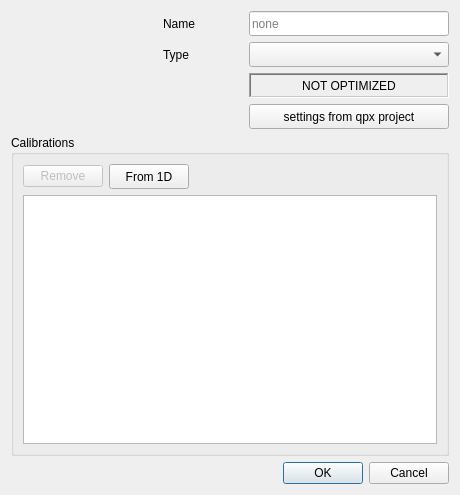
usnistgov/qpx-gamma, file forms/dialog_detector.ui: the form before one commit.
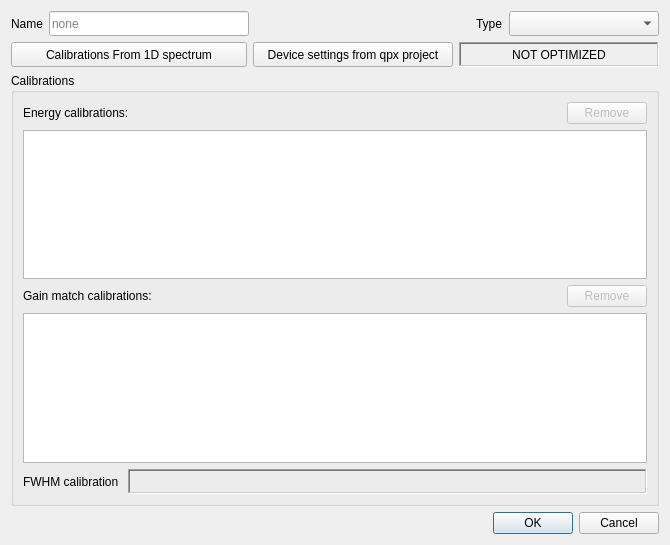
The form after the commit. Icons and pictures are not drawn.

Commit message: various fixes to spectrum analysis and gui

The edit to the form file:
```diff
--- a/forms/dialog_detector.ui
+++ b/forms/dialog_detector.ui
@@ -9,8 +9,8 @@
    <rect>
     <x>0</x>
     <y>0</y>
-    <width>460</width>
-    <height>495</height>
+    <width>670</width>
+    <height>545</height>
    </rect>
   </property>
   <property name="windowTitle">
@@ -26,30 +26,23 @@
   <layout class="QGridLayout" name="gridLayout_2">
    <item row="0" column="0">
     <layout class="QHBoxLayout" name="horizontalLayout">
-     <item>
-      <spacer name="horizontalSpacer_3">
-       <property name="orientation">
-        <enum>Qt::Horizontal</enum>
-       </property>
-       <property name="sizeHint" stdset="0">
-        <size>
-         <width>40</width>
-         <height>20</height>
-        </size>
-       </property>
-      </spacer>
-     </item>
      <item>
       <widget class="QLabel" name="label">
+       <property name="sizePolicy">
+        <sizepolicy hsizetype="Maximum" vsizetype="Preferred">
+         <horstretch>0</horstretch>
+         <verstretch>0</verstretch>
+        </sizepolicy>
+       </property>
        <property name="minimumSize">
         <size>
-         <width>80</width>
+         <width>0</width>
          <height>25</height>
         </size>
        </property>
        <property name="maximumSize">
         <size>
-         <width>80</width>
+         <width>16777215</width>
          <height>25</height>
         </size>
        </property>
@@ -86,15 +79,14 @@
        </property>
       </widget>
      </item>
-    </layout>
-   </item>
-   <item row="1" column="0">
-    <layout class="QHBoxLayout" name="horizontalLayout_2">
      <item>
-      <spacer name="horizontalSpacer_4">
+      <spacer name="horizontalSpacer_3">
        <property name="orientation">
         <enum>Qt::Horizontal</enum>
        </property>
+       <property name="sizeType">
+        <enum>QSizePolicy::MinimumExpanding</enum>
+       </property>
        <property name="sizeHint" stdset="0">
         <size>
          <width>40</width>
@@ -105,15 +97,21 @@
      </item>
      <item>
       <widget class="QLabel" name="label_2">
+       <property name="sizePolicy">
+        <sizepolicy hsizetype="Maximum" vsizetype="Preferred">
+         <horstretch>0</horstretch>
+         <verstretch>0</verstretch>
+        </sizepolicy>
+       </property>
        <property name="minimumSize">
         <size>
-         <width>80</width>
+         <width>0</width>
          <height>25</height>
         </size>
        </property>
        <property name="maximumSize">
         <size>
-         <width>80</width>
+         <width>16777215</width>
          <height>25</height>
         </size>
        </property>
@@ -126,13 +124,13 @@
       <widget class="QComboBox" name="comboType">
        <property name="minimumSize">
         <size>
-         <width>200</width>
+         <width>150</width>
          <height>25</height>
         </size>
        </property>
        <property name="maximumSize">
         <size>
-         <width>200</width>
+         <width>150</width>
          <height>25</height>
         </size>
        </property>
@@ -140,20 +138,45 @@
      </item>
     </layout>
    </item>
-   <item row="2" column="0">
+   <item row="1" column="0">
     <layout class="QHBoxLayout" name="horizontalLayout_3">
      <item>
-      <spacer name="horizontalSpacer">
-       <property name="orientation">
-        <enum>Qt::Horizontal</enum>
+      <widget class="QPushButton" name="pushRead1D">
+       <property name="minimumSize">
+        <size>
+         <width>80</width>
+         <height>25</height>
+        </size>
        </property>
-       <property name="sizeHint" stdset="0">
+       <property name="maximumSize">
         <size>
-         <width>40</width>
-         <height>20</height>
+         <width>16777215</width>
+         <height>25</height>
         </size>
        </property>
-      </spacer>
+       <property name="text">
+        <string>Calibrations From 1D spectrum</string>
+       </property>
+      </widget>
+     </item>
+     <item>
+      <widget class="QPushButton" name="pushReadOpti">
+       <property name="minimumSize">
+        <size>
+         <width>200</width>
+         <height>25</height>
+        </size>
+       </property>
+       <property name="maximumSize">
+        <size>
+         <width>200</width>
+         <height>25</height>
+        </size>
+       </property>
+       <property name="text">
+        <string>Device settings from qpx project</string>
+       </property>
+      </widget>
      </item>
      <item>
       <widget class="QLabel" name="labelOpti">
@@ -191,43 +214,7 @@
      </item>
     </layout>
    </item>
-   <item row="3" column="0">
-    <layout class="QHBoxLayout" name="horizontalLayout_4">
-     <item>
-      <spacer name="horizontalSpacer_2">
-       <property name="orientation">
-        <enum>Qt::Horizontal</enum>
-       </property>
-       <property name="sizeHint" stdset="0">
-        <size>
-         <width>40</width>
-         <height>20</height>
-        </size>
-       </property>
-      </spacer>
-     </item>
-     <item>
-      <widget class="QPushButton" name="pushReadOpti">
-       <property name="minimumSize">
-        <size>
-         <width>200</width>
-         <height>25</height>
-        </size>
-       </property>
-       <property name="maximumSize">
-        <size>
-         <width>200</width>
-         <height>25</height>
-        </size>
-       </property>
-       <property name="text">
-        <string>settings from qpx project</string>
-       </property>
-      </widget>
-     </item>
-    </layout>
-   </item>
-   <item row="4" column="0">
+   <item row="2" column="0">
     <widget class="QGroupBox" name="groupBox">
      <property name="sizePolicy">
       <sizepolicy hsizetype="MinimumExpanding" vsizetype="Preferred">
@@ -245,40 +232,69 @@
       <bool>false</bool>
      </property>
      <layout class="QGridLayout" name="gridLayout">
-      <item row="0" column="0">
-       <layout class="QHBoxLayout" name="horizontalLayout_5">
+      <item row="1" column="0">
+       <widget class="QTableView" name="tableEnergyCalibrations"/>
+      </item>
+      <item row="4" column="0">
+       <layout class="QHBoxLayout" name="horizontalLayout_4">
         <item>
-         <widget class="QPushButton" name="pushRemove">
-          <property name="enabled">
-           <bool>false</bool>
+         <widget class="QLabel" name="label_3">
+          <property name="text">
+           <string>FWHM calibration </string>
           </property>
+         </widget>
+        </item>
+        <item>
+         <widget class="QLabel" name="labelFWHM">
           <property name="sizePolicy">
-           <sizepolicy hsizetype="Preferred" vsizetype="Fixed">
+           <sizepolicy hsizetype="MinimumExpanding" vsizetype="Preferred">
             <horstretch>0</horstretch>
             <verstretch>0</verstretch>
            </sizepolicy>
           </property>
-          <property name="text">
-           <string>Remove</string>
-          </property>
-         </widget>
-        </item>
-        <item>
-         <widget class="QPushButton" name="pushRead1D">
           <property name="minimumSize">
            <size>
-            <width>80</width>
+            <width>200</width>
             <height>25</height>
            </size>
           </property>
           <property name="maximumSize">
            <size>
-            <width>80</width>
+            <width>16777215</width>
             <height>25</height>
            </size>
           </property>
+          <property name="frameShape">
+           <enum>QFrame::WinPanel</enum>
+          </property>
+          <property name="frameShadow">
+           <enum>QFrame::Sunken</enum>
+          </property>
+          <property name="lineWidth">
+           <number>2</number>
+          </property>
+          <property name="midLineWidth">
+           <number>0</number>
+          </property>
           <property name="text">
-           <string>From 1D</string>
+           <string/>
+          </property>
+          <property name="alignment">
+           <set>Qt::AlignLeading|Qt::AlignLeft|Qt::AlignVCenter</set>
+          </property>
+         </widget>
+        </item>
+       </layout>
+      </item>
+      <item row="3" column="0">
+       <widget class="QTableView" name="tableGainCalibrations"/>
+      </item>
+      <item row="0" column="0">
+       <layout class="QHBoxLayout" name="horizontalLayout_5">
+        <item>
+         <widget class="QLabel" name="label_4">
+          <property name="text">
+           <string>Energy calibrations: </string>
           </property>
          </widget>
         </item>
@@ -295,15 +311,68 @@
           </property>
          </spacer>
         </item>
+        <item>
+         <widget class="QPushButton" name="pushRemove">
+          <property name="enabled">
+           <bool>false</bool>
+          </property>
+          <property name="sizePolicy">
+           <sizepolicy hsizetype="Preferred" vsizetype="Fixed">
+            <horstretch>0</horstretch>
+            <verstretch>0</verstretch>
+           </sizepolicy>
+          </property>
+          <property name="text">
+           <string>Remove</string>
+          </property>
+         </widget>
+        </item>
        </layout>
       </item>
-      <item row="1" column="0">
-       <widget class="QTableView" name="tableCalibrations"/>
+      <item row="2" column="0">
+       <layout class="QHBoxLayout" name="horizontalLayout_6">
+        <item>
+         <widget class="QLabel" name="label_5">
+          <property name="text">
+           <string>Gain match calibrations: </string>
+          </property>
+         </widget>
+        </item>
+        <item>
+         <spacer name="horizontalSpacer_6">
+          <property name="orientation">
+           <enum>Qt::Horizontal</enum>
+          </property>
+          <property name="sizeHint" stdset="0">
+           <size>
+            <width>40</width>
+            <height>20</height>
+           </size>
+          </property>
+         </spacer>
+        </item>
+        <item>
+         <widget class="QPushButton" name="pushRemoveGain">
+          <property name="enabled">
+           <bool>false</bool>
+          </property>
+          <property name="sizePolicy">
+           <sizepolicy hsizetype="Preferred" vsizetype="Fixed">
+            <horstretch>0</horstretch>
+            <verstretch>0</verstretch>
+           </sizepolicy>
+          </property>
+          <property name="text">
+           <string>Remove</string>
+          </property>
+         </widget>
+        </item>
+       </layout>
       </item>
      </layout>
     </widget>
    </item>
-   <item row="5" column="0">
+   <item row="3" column="0">
     <widget class="QDialogButtonBox" name="buttonBox">
      <property name="orientation">
       <enum>Qt::Horizontal</enum>
```
The commit also changes 48 other files.
